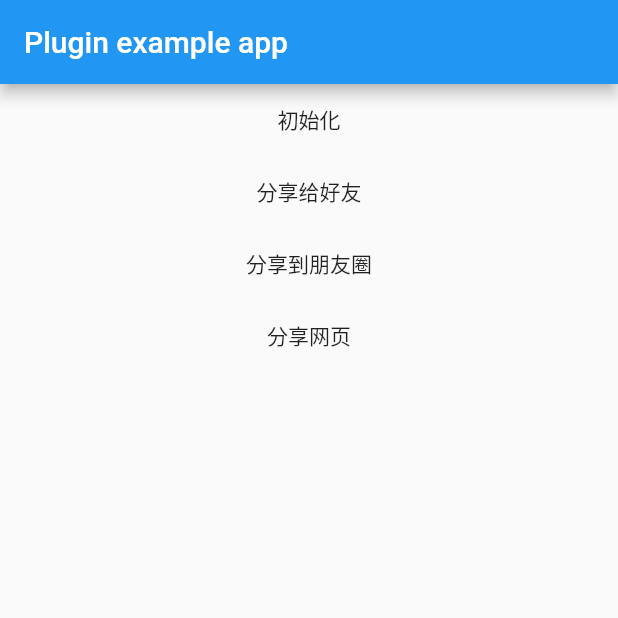
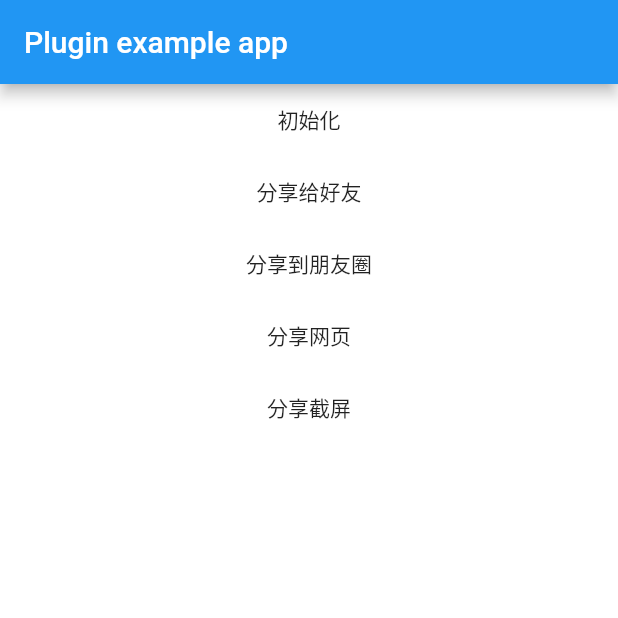
Before and after one commit to ZhangLiuCheng/flutter_weixin, a Flutter app: the screen it shows after launch, after a tap on "初始化", on a phone screen of 412 x 824 dp, the top half of it. Run offline on Flutter 3.47's test engine with Material 2 defaults, Android fonts, the phone set to English and light mode, and no system bars.

Commit message:
添加截屏分享功能

```diff
--- a/example/lib/main.dart
+++ b/example/lib/main.dart
@@ -1,8 +1,13 @@
 import 'package:flutter/material.dart';
-import 'dart:async';
 
 import 'package:flutter/services.dart';
 import 'package:flutter_weixin/flutter_weixin.dart';
+import 'dart:ui' as ui;
+import 'dart:async';
+import 'dart:convert';
+import 'dart:typed_data';
+import 'package:flutter/rendering.dart';
+import 'package:flutter/services.dart';
 
 void main() => runApp(MyApp());
 
@@ -20,6 +25,27 @@ class _MyAppState extends State<MyApp> {
         initPlatformState();
     }
 
+
+    GlobalKey _globalKey = new GlobalKey();
+
+    Future<Uint8List> _capturePng() async {
+        try {
+            RenderRepaintBoundary boundary = _globalKey.currentContext
+                .findRenderObject();
+            ui.Image image = await boundary.toImage(pixelRatio: 2.0);
+            ByteData byteData = await image.toByteData(
+                format: ui.ImageByteFormat.png);
+            Uint8List pngBytes = byteData.buffer.asUint8List();
+//            String bs64 = base64Encode(pngBytes);
+            print(pngBytes);
+//            print(bs64);
+            return pngBytes;
+        } catch (e) {
+            print("error  $e");
+        }
+        return null;
+    }
+
     // Platform messages are asynchronous, so we initialize in an async method.
     Future<void> initPlatformState() async {
         String platformVersion;
@@ -30,9 +56,6 @@ class _MyAppState extends State<MyApp> {
             platformVersion = 'Failed to get platform version.';
         }
 
-        // If the widget was removed from the tree while the asynchronous platform
-        // message was in flight, we want to discard the reply rather than calling
-        // setState to update our non-existent appearance.
         if (!mounted) return;
 
         setState(() {
@@ -40,23 +63,71 @@ class _MyAppState extends State<MyApp> {
         });
     }
 
+    _testShare() async {
+        Uint8List imgData = await _capturePng();
+        print("_testShare==========>  $imgData");
+        FlutterWeixin.shareToSession(
+            title: "friend test title",
+            description: "friend test desciption",
+            imgData: imgData).then((result) {
+            print("微信分享成功");
+        }).catchError((err) {
+            print("微信分享失败 $err");
+        });
+    }
+
+
     @override
     Widget build(BuildContext context) {
-        String imgUrl = "https://timgsa.baidu.com/timg?image&quality=80&size=b9999_10000&sec=1556820992134&di=883e7fa3f97f991a314342b5d8ddb329&imgtype=0&src=http%3A%2F%2Fs15.sinaimg.cn%2Fmw690%2F0066UWNtgy6Viz3mEBoce%26690";
         return MaterialApp(
             home: Scaffold(
                 appBar: AppBar(
                     title: const Text('Plugin example app'),
                 ),
-                body: Center(
+                body: Stack(
+                    children: <Widget>[
+                        Positioned(
+                            top: 0,
+                            left: 0,
+                            child: _buildTemp(),
+                        ),
+                        _buildContent(),
+
+                    ],
+                )
+                ,
+
+            ),
+        );
+    }
+
+    _buildTemp() {
+        return RepaintBoundary(
+            key: _globalKey,
+            child: Container(
+                    alignment: Alignment.center,
+                    width: 100,
+                    height: 100,
+                    color: Colors.yellow,
+                    child: Text("temp"),
+                )
+
+        );
+    }
+
+    _buildContent() {
+        String imgUrl = "https://timgsa.baidu.com/timg?image&quality=80&size=b9999_10000&sec=1556820992134&di=883e7fa3f97f991a314342b5d8ddb329&imgtype=0&src=http%3A%2F%2Fs15.sinaimg.cn%2Fmw690%2F0066UWNtgy6Viz3mEBoce%26690";
+        return Container(
+            width: double.infinity,
+            color: Colors.white,
             child: Column(
                 children: <Widget>[
                     new FlatButton(
                         child: new Text('初始化'),
                         onPressed: () {
-                                    FlutterWeixin.init().then((result){
+                            FlutterWeixin.init("wx0a5d51592ca9e6dd").then((result) {
                                 print("微信初始化成功: $result");
-                                    }).catchError((err){
+                            }).catchError((err) {
                                 print("微信初始化失败: $err");
                             });
                         },
@@ -64,7 +135,10 @@ class _MyAppState extends State<MyApp> {
                     new FlatButton(
                         child: new Text('分享给好友'),
                         onPressed: () {
-                                    FlutterWeixin.shareToSession(title : "friend test title", description: "friend test desciption", imgUrl: null).then((result) {
+                            FlutterWeixin.shareToSession(
+                                title: "friend test title",
+                                description: "friend test desciption",
+                                imgUrl: null).then((result) {
                                 print("微信分享成功");
                             }).catchError((err) {
                                 print("微信分享失败 $err");
@@ -74,7 +148,10 @@ class _MyAppState extends State<MyApp> {
                     new FlatButton(
                         child: new Text('分享到朋友圈'),
                         onPressed: () {
-                                    FlutterWeixin.shareToTimeline(title : "pyq test title", description: "pyq test desciption", imgUrl: null).then((result) {
+                            FlutterWeixin.shareToTimeline(
+                                title: "pyq test title",
+                                description: "pyq test desciption",
+                                imgUrl: null).then((result) {
                                 print("微信分享成功");
                             }).catchError((err) {
                                 print("微信分享失败 $err");
@@ -85,17 +162,27 @@ class _MyAppState extends State<MyApp> {
                     new FlatButton(
                         child: new Text('分享网页'),
                         onPressed: () {
-                                    FlutterWeixin.shareToSession(title : "test title", description: "test desciption", webUrl: "https://www.baidu.com", webImgUrl: imgUrl).then((result) {
+                            FlutterWeixin.shareToSession(
+                                title: "test title",
+                                description: "test desciption",
+                                webUrl: "https://www.baidu.com",
+                                webImgUrl: imgUrl).then((result) {
                                 print("微信分享成功");
                             }).catchError((err) {
                                 print("微信分享失败 $err");
                             });
                         },
                     ),
+
+                    new FlatButton(
+                        child: new Text('分享截屏'),
+                        onPressed: () {
+                            _testShare();
+                        },
+                    ),
                 ],
             )
-                ),
-            ),
         );
     }
+
 }
--- a/lib/flutter_weixin.dart
+++ b/lib/flutter_weixin.dart
@@ -1,4 +1,5 @@
 import 'dart:async';
+import 'dart:typed_data';
 
 import 'package:flutter/services.dart';
 
@@ -11,22 +12,22 @@ class FlutterWeixin {
     return version;
   }
 
-  static Future init() async {
-    return await _channel.invokeMethod("init", {"wxAppId" : "wx0a5d51592ca9e6dd"});
+  static Future init(wxAppId) async {
+    return await _channel.invokeMethod("init", {"wxAppId" : wxAppId});
   }
 
-  static Future shareToSession({String title, String description, String imgPath, String imgUrl,
+  static Future shareToSession({String title, String description, String imgPath, String imgUrl, Uint8List imgData,
     String webUrl, String webImgUrl, String webImgPath}) async {
 
-    Map param = {"title" : title, "description" : description, "imgPath": imgPath, "imgUrl" : imgUrl,
+    Map param = {"title" : title, "description" : description, "imgPath": imgPath, "imgUrl": imgUrl, "imgData": imgData,
       "webUrl" : webUrl, "webImgUrl" : webImgUrl, "webImgPath" : webImgPath};
     return await _channel.invokeMethod('shareToSession', param);
   }
 
-  static Future shareToTimeline({String title, String description, String imgPath, String imgUrl,
+  static Future shareToTimeline({String title, String description, String imgPath, String imgUrl, Uint8List imgData,
     String webUrl, String webImgUrl, String webImgPath}) async {
 
-    Map param = {"title" : title, "description" : description, "imgPath": imgPath, "imgUrl" : imgUrl,
+    Map param = {"title" : title, "description" : description, "imgPath": imgPath, "imgUrl" : imgUrl, "imgData": imgData,
       "webUrl" : webUrl, "webImgUrl" : webImgUrl, "webImgPath" : webImgPath};
     return await _channel.invokeMethod('shareToTimeline', param);
   }
```
Also changed, not shown: example/pubspec.lock, 3 other files. Lines whose indentation alone changed are shown as unchanged.
